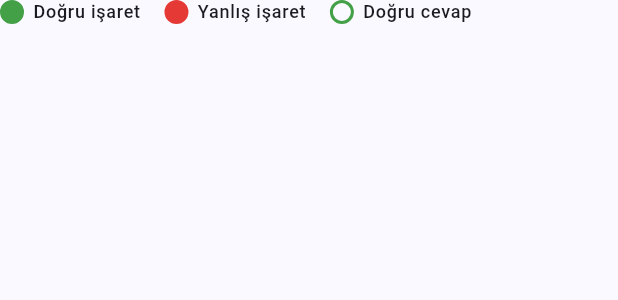
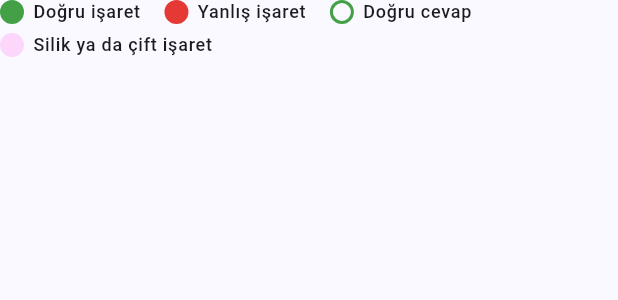
Before and after one commit to aydnomer/okutio, a Flutter app: the _Legend widget shown alone on an empty page, opened directly, on a phone screen of 412 x 824 dp. Shown: the top 300 px of the screen. Run offline on Flutter 3.47's test engine with Material 3 defaults, Android fonts, the phone set to English and light mode, and no system bars; our stand-ins replace flutter_riverpod, go_router, image_picker, material_ui, pdf, printing and 2 more; missing offline and left inert: zxing2; accounts and stored records are empty.

Commit message:
feat(review): açıklamaya silik ve çift işaret rengi
Co-Authored-By: Claude Opus 5.5 <noreply@anthropic.com>
Claude-Session: https://claude.ai/code/session_01M7UavzYkh9kwJWaufKnktV

```diff
--- a/lib/features/scan/sheet_review_screen.dart
+++ b/lib/features/scan/sheet_review_screen.dart
@@ -437,6 +437,11 @@ class _Legend extends StatelessWidget {
         item(Colors.green.shade600, Colors.green.shade600, 'Doğru işaret'),
         item(Colors.red.shade600, Colors.red.shade600, 'Yanlış işaret'),
         item(Colors.transparent, Colors.green.shade600, 'Doğru cevap'),
+        item(
+          Theme.of(context).colorScheme.tertiaryContainer,
+          Theme.of(context).colorScheme.tertiaryContainer,
+          'Silik ya da çift işaret',
+        ),
       ],
     );
   }
```
